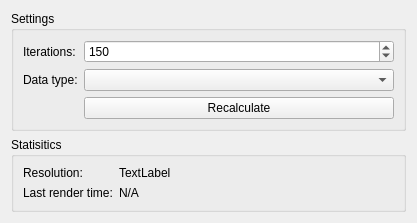
First picture: the form in mandelbrot/mandelbrot_config_widget.ui, repository BartVolkaerts/OpenCL-Benchmark, before the edit.
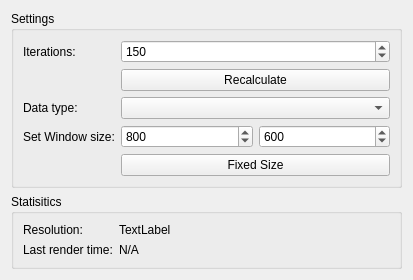
Second picture: the form after the edit.

Commit message: Added option to set fixed size to mandelbrot

```diff
--- a/mandelbrot/mandelbrot_config_widget.ui
+++ b/mandelbrot/mandelbrot_config_widget.ui
@@ -6,8 +6,8 @@
    <rect>
     <x>0</x>
     <y>0</y>
-    <width>417</width>
-    <height>215</height>
+    <width>413</width>
+    <height>247</height>
    </rect>
   </property>
   <property name="windowTitle">
@@ -40,23 +40,70 @@
         </property>
        </widget>
       </item>
-      <item row="1" column="0">
-       <widget class="QLabel" name="dataTypeLabel">
-        <property name="text">
-         <string>Data type:</string>
-        </property>
-       </widget>
-      </item>
       <item row="1" column="1">
-       <widget class="QComboBox" name="dataTypeComboBox"/>
-      </item>
-      <item row="2" column="1">
        <widget class="QPushButton" name="recalculateButton">
         <property name="text">
          <string>Recalculate</string>
         </property>
        </widget>
       </item>
+      <item row="2" column="0">
+       <widget class="QLabel" name="dataTypeLabel">
+        <property name="text">
+         <string>Data type:</string>
+        </property>
+       </widget>
+      </item>
+      <item row="2" column="1">
+       <widget class="QComboBox" name="dataTypeComboBox"/>
+      </item>
+      <item row="3" column="0">
+       <widget class="QLabel" name="setWindowSizeLabel">
+        <property name="text">
+         <string>Set Window size:</string>
+        </property>
+       </widget>
+      </item>
+      <item row="3" column="1">
+       <layout class="QHBoxLayout" name="horizontalLayout">
+        <item>
+         <widget class="QSpinBox" name="setWindowWidthSpinBox">
+          <property name="minimum">
+           <number>10</number>
+          </property>
+          <property name="maximum">
+           <number>10000</number>
+          </property>
+          <property name="value">
+           <number>800</number>
+          </property>
+         </widget>
+        </item>
+        <item>
+         <widget class="QSpinBox" name="setWindowHeightSpinBox">
+          <property name="minimum">
+           <number>10</number>
+          </property>
+          <property name="maximum">
+           <number>10000</number>
+          </property>
+          <property name="value">
+           <number>600</number>
+          </property>
+         </widget>
+        </item>
+       </layout>
+      </item>
+      <item row="4" column="1">
+       <widget class="QPushButton" name="fixedSizeToggleButton">
+        <property name="text">
+         <string>Fixed Size</string>
+        </property>
+        <property name="checkable">
+         <bool>true</bool>
+        </property>
+       </widget>
+      </item>
      </layout>
     </widget>
    </item>
```
The commit also changes 7 other files.
